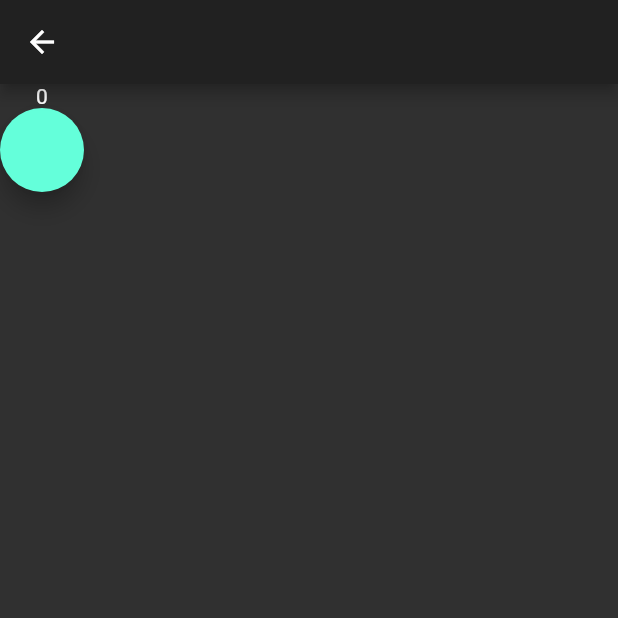
After one commit to Clemalfroy/CheatBook, a Flutter app: the StatePage screen opened by its route, on a phone screen of 412 x 824 dp, the top half of it. The commit adds this screen. Run offline on Flutter 3.47's test engine with Material 2 defaults, Android fonts, the phone set to English and light mode, and no system bars; our stand-ins replace flare_flutter; network calls fail.

Commit message:
State Page: add scoped_model

```diff
--- /dev/null
+++ b/lib/src/models/scoped_model_counter.dart
@@ -0,0 +1,17 @@
+import 'package:flutter/material.dart';
+import 'package:scoped_model/scoped_model.dart';
+
+class CounterModel extends Model {
+  int _counter = 0;
+
+  int get counter => _counter;
+
+  void increment() {
+    _counter++;
+
+    notifyListeners();
+  }
+
+  static CounterModel of(BuildContext context) =>
+      ScopedModel.of<CounterModel>(context);
+}
--- a/lib/src/router.dart
+++ b/lib/src/router.dart
@@ -4,6 +4,7 @@ import 'package:flutter_cheatbook/src/flare_animation_page.dart';
 import 'package:flutter_cheatbook/src/home_page.dart';
 import 'package:flutter_cheatbook/src/painter_page.dart';
 import 'package:flutter_cheatbook/src/slivers_page.dart';
+import 'package:flutter_cheatbook/src/state_page.dart';
 
 final Map<String, WidgetBuilder> routes = {
   "/": (context) => HomePage(),
@@ -11,4 +12,5 @@ final Map<String, WidgetBuilder> routes = {
   "/painterPage": (context) => PainterPage(),
   "/flareAnimationPage": (context) => FlareAnimationPage(),
   "/sliversPage": (context) => SliversPage(),
+  "/statePage": (context) => StatePage(),
 };
--- a/lib/src/slivers_page.dart
+++ b/lib/src/slivers_page.dart
@@ -35,6 +35,7 @@ class SliversPage extends StatelessWidget {
           sliver: SliverToBoxAdapter(
             child: Container(
               height: 150.0,
+              width: 150.0,
               child: ListView.builder(
                 scrollDirection: Axis.horizontal,
                 itemCount: imageList.length,
--- /dev/null
+++ b/lib/src/state_page.dart
@@ -0,0 +1,31 @@
+import 'package:flutter/material.dart';
+import 'package:flutter_cheatbook/src/models/scoped_model_counter.dart';
+import 'package:scoped_model/scoped_model.dart';
+
+class StatePage extends StatelessWidget {
+  @override
+  Widget build(BuildContext context) {
+    return Scaffold(
+      appBar: AppBar(),
+      body: ScopedModel<CounterModel>(
+        model: CounterModel(),
+        child: InheritedScopedWidget(),
+      ),
+    );
+  }
+}
+
+class InheritedScopedWidget extends StatelessWidget {
+  @override
+  Widget build(BuildContext context) {
+    final state = CounterModel.of(context);
+    return Column(
+      children: <Widget>[
+        Text('${state.counter}'),
+        FloatingActionButton(
+          onPressed: () => state.increment(),
+        )
+      ],
+    );
+  }
+}
```
Also changed, not shown: pubspec.yaml (+1 -16 lines), 1 other file.
